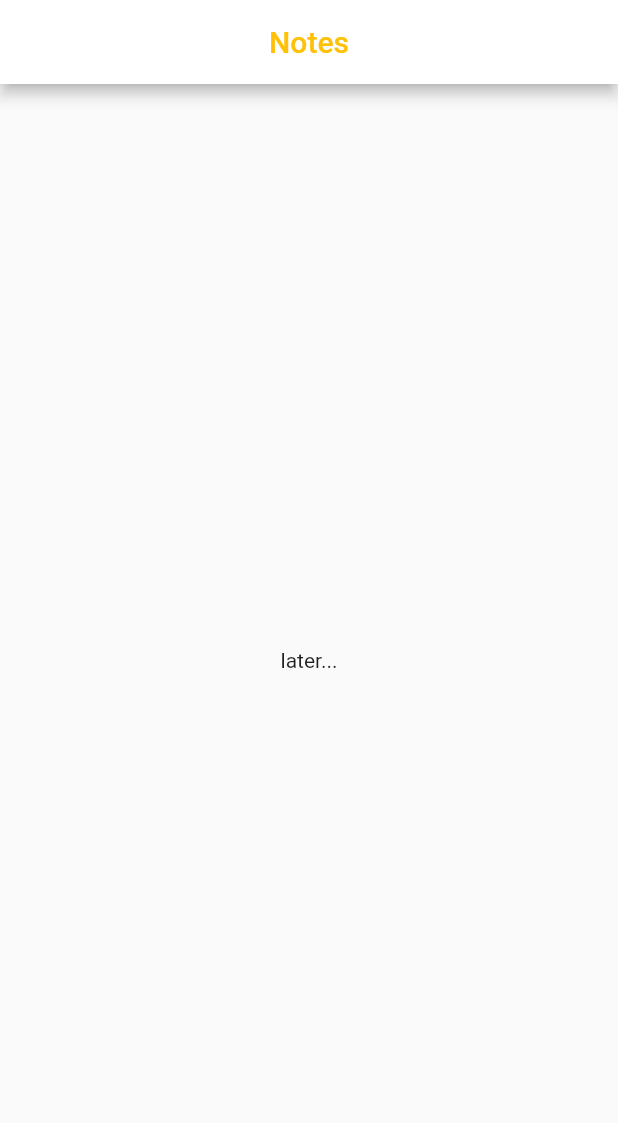
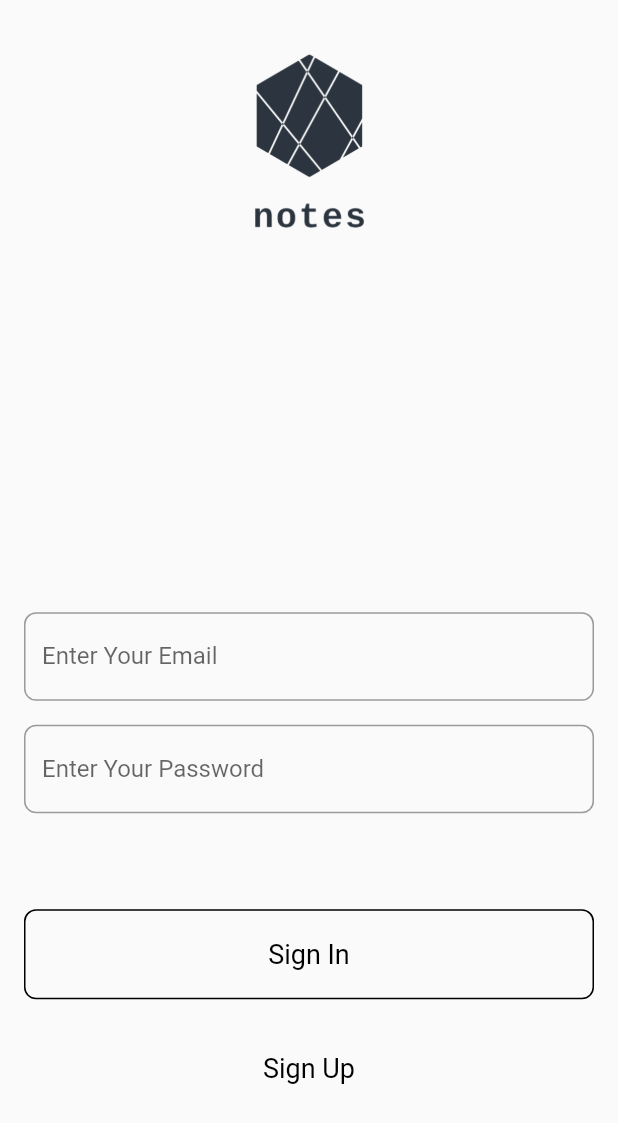
Before and after one commit to santaarturio/notes_flutter, a Flutter app: the screen it shows after launch, on a phone screen of 412 x 824 dp. Shown: the top 1123 px of the screen. Run offline on Flutter 3.47's test engine with Material 2 defaults, Android fonts, the phone set to English and light mode, and no system bars; our stand-ins replace copy_with_extension, dio, equatable, flutter_redux, redux, retrofit; generated files the repository leaves out were written again.

Commit message:
created login screen with props & sign in connector

```diff
--- /dev/null
+++ b/notes/lib/Modules/Login/screen.dart
@@ -0,0 +1,159 @@
+// ignore_for_file: file_names
+
+import 'package:flutter/material.dart';
+
+// MARK: - Props
+class LoginProps {
+  final bool isLoginInProgress;
+  final bool canSignUp;
+  final void Function(String? name, String email, String password) login;
+
+  LoginProps(this.isLoginInProgress, this.canSignUp, this.login);
+}
+
+// MARK: - Screen
+class LoginScreen extends StatefulWidget {
+  final LoginProps props;
+  const LoginScreen({Key? key, required this.props}) : super(key: key);
+
+  @override
+  // ignore: no_logic_in_create_state
+  State<LoginScreen> createState() => _LoginScreenState(props);
+}
+
+class _LoginScreenState extends State<LoginScreen> {
+  final GlobalKey<FormState> _formKey = GlobalKey();
+  final LoginProps props;
+
+  String _name = "";
+  String _email = "";
+  String _password = "";
+
+  _LoginScreenState(this.props);
+
+  void _login() {
+    final bool isValid = _formKey.currentState!.validate();
+    if (isValid) {
+      props.login(_name, _email, _password);
+    }
+  }
+
+  @override
+  Widget build(BuildContext context) {
+    return Scaffold(
+      // backgroundColor: Colors.white,
+      body: SafeArea(
+          child: Padding(
+              padding: const EdgeInsets.all(16),
+              child: Form(
+                key: _formKey,
+                child: Center(
+                  child: Column(
+                    children: [
+                      _logo(),
+                      const Spacer(),
+                      _nameTextFormField(),
+                      const SizedBox(height: 16),
+                      _emailTextFormField(),
+                      const SizedBox(height: 16),
+                      _passwordTextFormField(),
+                      const SizedBox(height: 64),
+                      _signInButton(),
+                      const SizedBox(height: 16),
+                      _signUpButton(),
+                    ],
+                  ),
+                ),
+              ))),
+    );
+  }
+
+  _logo() {
+    return Flexible(
+      child: Image.asset(
+        'images/main-logo-any.png',
+        width: 150,
+      ),
+    );
+  }
+
+  _nameTextFormField() {
+    return props.canSignUp
+        ? const SizedBox()
+        : _textFormField((name) {
+            _name = name;
+          }, (value) {
+            return null;
+          }, 'Enter Your Name');
+  }
+
+  _emailTextFormField() {
+    return _textFormField((email) {
+      _email = email;
+    }, (value) {
+      return (value ?? "").trim().length < 5
+          ? 'This field requires a minimum of 5 characters'
+          : null;
+    }, 'Enter Your Email');
+  }
+
+  _passwordTextFormField() {
+    return _textFormField((password) {
+      _password = password;
+    }, (value) {
+      return (value ?? "").trim().length < 8
+          ? 'This field requires a minimum of 8 characters'
+          : null;
+    }, 'Enter Your Password');
+  }
+
+  _textFormField(Function(String) onChanged,
+      String? Function(String?) validator, String labelText) {
+    return TextFormField(
+      onChanged: onChanged,
+      validator: validator,
+      decoration: InputDecoration(
+          labelText: labelText,
+          border: const OutlineInputBorder(
+              borderRadius: BorderRadius.all(Radius.circular(8)),
+              borderSide: BorderSide(color: Colors.black)),
+          errorBorder: const OutlineInputBorder(
+              borderRadius: BorderRadius.all(Radius.circular(8)),
+              borderSide: BorderSide(color: Colors.red, width: 2))),
+    );
+  }
+
+  _signInButton() {
+    return SizedBox(
+      width: double.infinity,
+      height: 60,
+      child: OutlinedButton(
+          onPressed: _login,
+          style: OutlinedButton.styleFrom(
+              textStyle: const TextStyle(fontSize: 18),
+              primary: Colors.black,
+              side: const BorderSide(color: Colors.black),
+              shape: const RoundedRectangleBorder(
+                  borderRadius: BorderRadius.all(Radius.circular(8)))),
+          child: widget.props.canSignUp
+              ? const Text('Sign In')
+              : const Text('Sign Up')),
+    );
+  }
+
+  _signUpButton() {
+    return props.canSignUp
+        ? SizedBox(
+            height: 60,
+            child: TextButton(
+              onPressed: () {},
+              style: TextButton.styleFrom(
+                textStyle: const TextStyle(fontSize: 18),
+                primary: Colors.black,
+              ),
+              child: const Text('Sign Up'),
+            ),
+          )
+        : Container();
+  }
+}
--- /dev/null
+++ b/notes/lib/Modules/Login/sign_in_connector.dart
@@ -0,0 +1,28 @@
+import 'package:flutter/widgets.dart';
+import 'package:flutter_redux/flutter_redux.dart';
+import 'package:notes/Core/Action/login_actions.dart';
+import 'package:notes/Core/State/app_state.dart';
+import 'package:notes/Modules/Login/Screen.dart';
+import 'package:redux/redux.dart';
+
+class SignInConnector extends StatelessWidget {
+  const SignInConnector({Key? key}) : super(key: key);
+
+  LoginProps _converter(Store<AppState> store) {
+    final isLoginInProgress = store.state.user.loginInProgress;
+    const canSignUp = true;
+
+    void login(String? name, String email, String password) {
+      store.dispatch(LoginAction(
+          loginType: LoginType.signIn, email: email, password: password));
+    }
+
+    return LoginProps(isLoginInProgress, canSignUp, login);
+  }
+
+  @override
+  Widget build(BuildContext context) => StoreConnector<AppState, LoginProps>(
+        converter: _converter,
+        builder: (context, props) => LoginScreen(props: props),
+      );
+}
--- a/notes/lib/main.dart
+++ b/notes/lib/main.dart
@@ -1,15 +1,21 @@
 // ignore_for_file: use_key_in_widget_constructors
 
 import 'package:flutter/material.dart';
+import 'package:flutter_redux/flutter_redux.dart';
+import 'Core/Store/app_store.dart';
+import 'Modules/Login/sign_in_connector.dart';
 
 void main() => runApp(NotesApp());
 
 class NotesApp extends StatelessWidget {
   @override
   Widget build(BuildContext context) {
-    return MaterialApp(
-      title: 'Notes',
-      home: RootWidget(),
+    return StoreProvider(
+      store: store,
+      child: const MaterialApp(
+        title: 'Notes',
+        home: SignInConnector(),
+      ),
     );
   }
 }
--- a/notes/pubspec.yaml
+++ b/notes/pubspec.yaml
@@ -33,9 +33,9 @@ flutter:
 
   uses-material-design: true
 
-  # assets:
-  #   - images/a_dot_burr.jpeg
-  #   - images/a_dot_ham.jpeg
+  assets:
+    - images/main-logo-any.png
+    - images/main-logo-dark.png
 
   # fonts:
   #   - family: Schyler
```
Also changed, not shown: notes/images/main-logo-any.png (added), notes/images/main-logo-dark.png (added).
